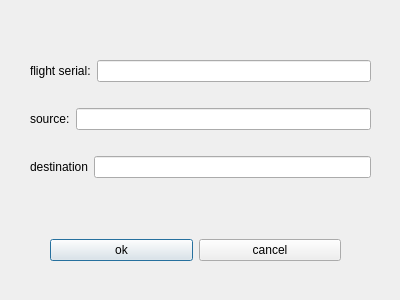
Old version of the form MyProj/deleteflight.ui in the repository shahabbadihi/airport_managementt.
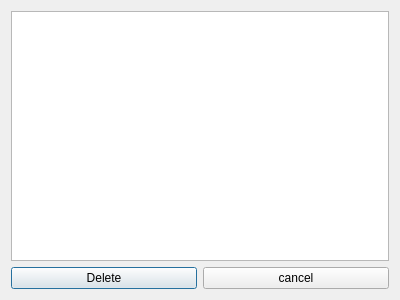
New version of the form.

Commit message: delete flight by list

```diff
--- a/MyProj/deleteflight.ui
+++ b/MyProj/deleteflight.ui
@@ -13,74 +13,16 @@
   <property name="windowTitle">
    <string>Dialog</string>
   </property>
-  <widget class="QWidget" name="">
-   <property name="geometry">
-    <rect>
-     <x>30</x>
-     <y>40</y>
-     <width>341</width>
-     <height>161</height>
-    </rect>
-   </property>
    <layout class="QVBoxLayout" name="verticalLayout">
     <item>
-     <layout class="QHBoxLayout" name="horizontalLayout">
-      <item>
-       <widget class="QLabel" name="label">
-        <property name="text">
-         <string>flight serial:</string>
-        </property>
-       </widget>
+    <widget class="QListView" name="listView"/>
       </item>
       <item>
-       <widget class="QLineEdit" name="flightsSerialTxt"/>
-      </item>
-     </layout>
-    </item>
-    <item>
-     <layout class="QHBoxLayout" name="horizontalLayout_2">
-      <item>
-       <widget class="QLabel" name="label_2">
-        <property name="text">
-         <string>source:</string>
-        </property>
-       </widget>
-      </item>
-      <item>
-       <widget class="QLineEdit" name="flightSourceTxt"/>
-      </item>
-     </layout>
-    </item>
-    <item>
-     <layout class="QHBoxLayout" name="horizontalLayout_3">
-      <item>
-       <widget class="QLabel" name="label_3">
-        <property name="text">
-         <string>destination</string>
-        </property>
-       </widget>
-      </item>
-      <item>
-       <widget class="QLineEdit" name="flightDestinationTxt"/>
-      </item>
-     </layout>
-    </item>
-   </layout>
-  </widget>
-  <widget class="QWidget" name="">
-   <property name="geometry">
-    <rect>
-     <x>50</x>
-     <y>210</y>
-     <width>291</width>
-     <height>81</height>
-    </rect>
-   </property>
    <layout class="QHBoxLayout" name="horizontalLayout_4">
     <item>
      <widget class="QPushButton" name="pushButton_2">
       <property name="text">
-       <string>ok</string>
+        <string>Delete</string>
       </property>
      </widget>
     </item>
@@ -92,7 +34,8 @@
      </widget>
     </item>
    </layout>
-  </widget>
+   </item>
+  </layout>
  </widget>
  <resources/>
  <connections/>
```
Lines whose indentation alone changed are shown as unchanged. The commit also changes 6 other files.
